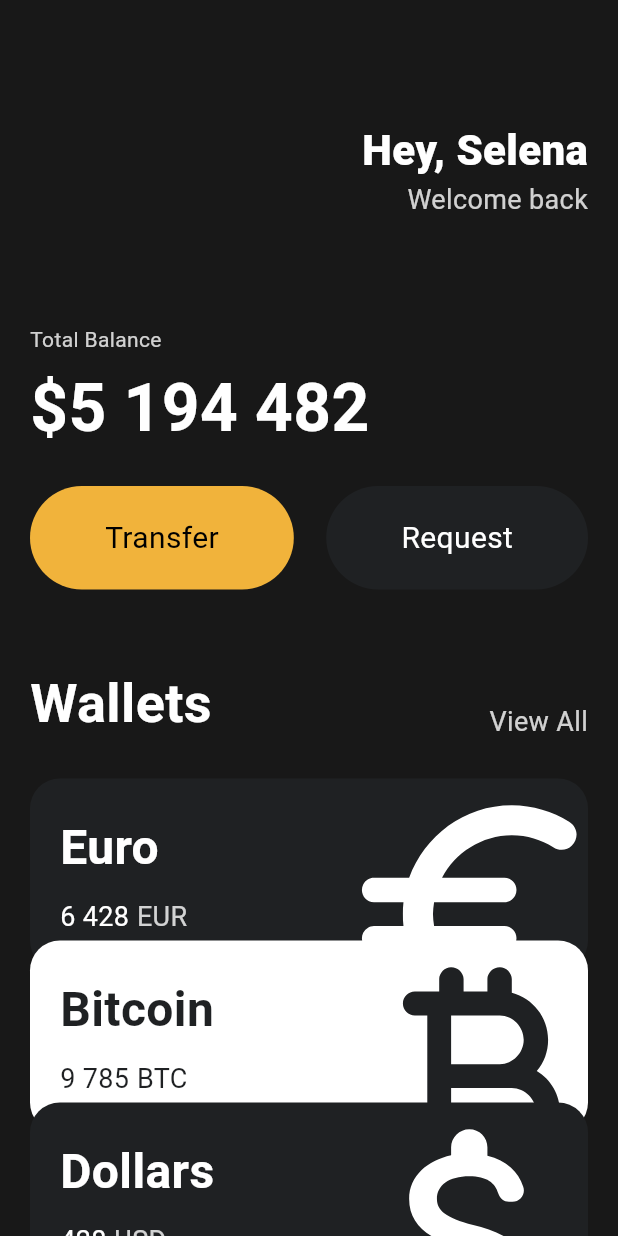
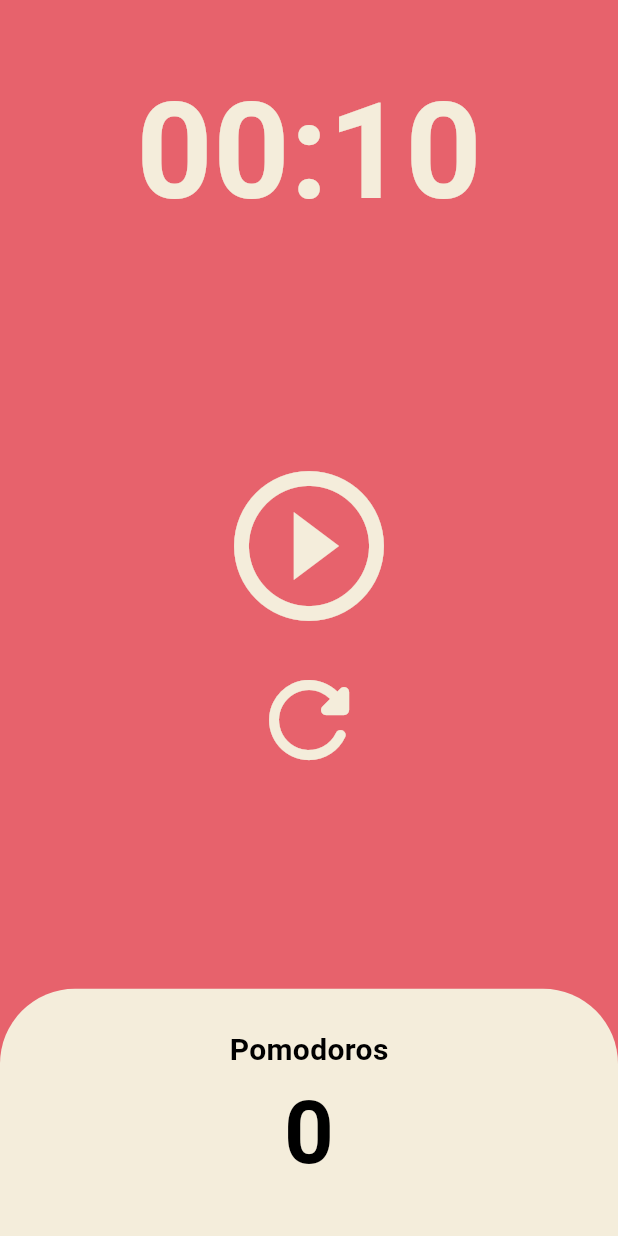
Before and after one commit to unite97sub/flutter-toonflix, a Flutter app: the screen it shows after launch, on a phone screen of 412 x 824 dp. Run offline on Flutter 3.47's test engine with Material 3 defaults, Android fonts, the phone set to English and light mode, and no system bars.

Commit message:
flutter-pomodoro-app

```diff
--- a/lib/main.dart
+++ b/lib/main.dart
@@ -1,7 +1,5 @@
 import 'package:flutter/material.dart';
-import 'package:toonflix/widgets/currency_card.dart';
-
-import 'widgets/button.dart';
+import 'package:toonflix/screens/home_screen.dart';
 
 void main() {
   runApp(const App());
@@ -13,137 +11,18 @@ class App extends StatelessWidget {
   @override
   Widget build(BuildContext context) {
     return MaterialApp(
-      home: Scaffold(
-        backgroundColor: const Color(0xFF181818),
-        body: SingleChildScrollView(
-          child: Padding(
-            padding: const EdgeInsets.symmetric(
-              horizontal: 20,
-            ),
-            child: Column(
-              crossAxisAlignment: CrossAxisAlignment.start,
-              children: [
-                const SizedBox(
-                  height: 80,
-                ),
-                Row(
-                  mainAxisAlignment: MainAxisAlignment.end,
-                  children: [
-                    Column(
-                      crossAxisAlignment: CrossAxisAlignment.end,
-                      children: [
-                        const Text(
-                          'Hey, Selena',
-                          style: TextStyle(
-                              color: Colors.white,
-                              fontSize: 28,
-                              fontWeight: FontWeight.w800),
-                        ),
-                        Text(
-                          'Welcome back',
-                          style: TextStyle(
-                            color: Colors.white.withOpacity(0.8),
-                            fontSize: 18,
-                          ),
-                        ),
-                      ],
-                    ),
-                  ],
-                ),
-                const SizedBox(
-                  height: 70,
-                ),
-                Text(
-                  'Total Balance',
-                  style: TextStyle(
-                    color: Colors.white.withOpacity(0.8),
-                  ),
-                ),
-                const SizedBox(
-                  height: 5,
-                ),
-                const Text(
-                  '\$5 194 482',
-                  style: TextStyle(
-                    fontSize: 44,
-                    fontWeight: FontWeight.w600,
-                    color: Colors.white,
-                  ),
-                ),
-                const SizedBox(
-                  height: 20,
-                ),
-                const Row(
-                  mainAxisAlignment: MainAxisAlignment.spaceBetween,
-                  children: [
-                    Button(
-                      text: 'Transfer',
-                      bgColor: Color(0xFFF1B33B),
-                      textColor: Colors.black,
-                    ),
-                    Button(
-                      text: 'Request',
-                      bgColor: Color(0xFF1F2123),
-                      textColor: Colors.white,
-                    ),
-                  ],
-                ),
-                const SizedBox(
-                  height: 50,
-                ),
-                Row(
-                  crossAxisAlignment: CrossAxisAlignment.end,
-                  mainAxisAlignment: MainAxisAlignment.spaceBetween,
-                  children: [
-                    const Text(
-                      'Wallets',
-                      style: TextStyle(
-                        color: Colors.white,
-                        fontSize: 36,
-                        fontWeight: FontWeight.w600,
-                      ),
-                    ),
-                    Text(
-                      'View All',
-                      style: TextStyle(
-                        color: Colors.white.withOpacity(0.8),
-                        fontSize: 18,
-                      ),
-                    ),
-                  ],
-                ),
-                const SizedBox(
-                  height: 25,
-                ),
-                const CurrencyCard(
-                  name: 'Euro',
-                  code: 'EUR',
-                  amount: '6 428',
-                  icon: Icons.euro_rounded,
-                  isInverted: false,
-                  order: 0,
-                ),
-                const CurrencyCard(
-                  name: 'Bitcoin',
-                  code: 'BTC',
-                  amount: '9 785',
-                  icon: Icons.currency_bitcoin_rounded,
-                  isInverted: true,
-                  order: 1,
-                ),
-                const CurrencyCard(
-                  name: 'Dollars',
-                  code: 'USD',
-                  amount: '428',
-                  icon: Icons.attach_money_rounded,
-                  isInverted: false,
-                  order: 2,
-                ),
-              ],
-            ),
+      theme: ThemeData(
+        colorScheme: ColorScheme.fromSwatch(
+          cardColor: const Color(0xFFE7626C),
+        ),
+        textTheme: const TextTheme(
+          displayLarge: TextStyle(
+            color: Color(0xFF232B55),
           ),
         ),
+        cardColor: const Color(0xFFF4EDDB),
       ),
+      home: const HomeScreen(),
     );
   }
 }
--- /dev/null
+++ b/lib/screens/home_screen.dart
@@ -0,0 +1,146 @@
+import 'dart:async';
+
+import 'package:flutter/material.dart';
+
+class HomeScreen extends StatefulWidget {
+  const HomeScreen({super.key});
+
+  @override
+  State<HomeScreen> createState() => _HomeScreenState();
+}
+
+class _HomeScreenState extends State<HomeScreen> {
+  static const twentyFiveMinutes = 1500;
+  int totalSeconds = 10;
+  bool isRunning = false;
+  int totalPomodoros = 0;
+  late Timer timer;
+
+  void onTick(Timer timer) {
+    if (totalSeconds == 0) {
+      setState(() {
+        totalPomodoros = totalPomodoros + 1;
+        isRunning = false;
+        totalSeconds = twentyFiveMinutes;
+      });
+      timer.cancel();
+    } else {
+      setState(() {
+        totalSeconds = totalSeconds - 1;
+      });
+    }
+  }
+
+  void onStartPressed() {
+    timer = Timer.periodic(const Duration(seconds: 1), onTick);
+    setState(() {
+      isRunning = true;
+    });
+  }
+
+  void onPausePressed() {
+    timer.cancel();
+    setState(() {
+      isRunning = false;
+    });
+  }
+
+  void onResetPressed() {
+    timer.cancel();
+    setState(() {
+      isRunning = false;
+      totalSeconds = twentyFiveMinutes;
+      totalPomodoros = 0;
+    });
+  }
+
+  String format(int seconds) {
+    var duration = Duration(seconds: seconds);
+    return duration.toString().split(".").first.substring(2, 7);
+  }
+
+  @override
+  Widget build(BuildContext context) {
+    return Scaffold(
+      backgroundColor: Theme.of(context).colorScheme.surface,
+      body: Column(
+        children: [
+          Flexible(
+            flex: 1,
+            child: Container(
+              alignment: Alignment.bottomCenter,
+              child: Text(
+                format(totalSeconds),
+                style: TextStyle(
+                  color: Theme.of(context).cardColor,
+                  fontSize: 89,
+                  fontWeight: FontWeight.w600,
+                ),
+              ),
+            ),
+          ),
+          Flexible(
+            flex: 3,
+            child: Column(
+              mainAxisAlignment: MainAxisAlignment.center,
+              children: [
+                IconButton(
+                  onPressed: isRunning ? onPausePressed : onStartPressed,
+                  icon: Icon(isRunning
+                      ? Icons.pause_circle_outline
+                      : Icons.play_circle_outline),
+                  iconSize: 120,
+                  color: Theme.of(context).cardColor,
+                ),
+                IconButton(
+                    onPressed: onResetPressed,
+                    icon: const Icon(Icons.refresh_rounded),
+                    iconSize: 80,
+                    color: Theme.of(context).cardColor)
+              ],
+            ),
+          ),
+          Flexible(
+            flex: 1,
+            child: Row(children: [
+              Expanded(
+                child: Container(
+                  decoration: BoxDecoration(
+                      color: Theme.of(context).cardColor,
+                      borderRadius: const BorderRadius.only(
+                          topLeft: Radius.circular(50),
+                          topRight: Radius.circular(50))),
+                  child: Column(
+                    mainAxisAlignment: MainAxisAlignment.center,
+                    children: [
+                      Text(
+                        'Pomodoros',
+                        style: TextStyle(
+                            fontSize: 20,
+                            fontWeight: FontWeight.w600,
+                            color: Theme.of(context)
+                                .textTheme
+                                .headlineLarge
+                                ?.color),
+                      ),
+                      Text(
+                        '$totalPomodoros',
+                        style: TextStyle(
+                            fontSize: 58,
+                            fontWeight: FontWeight.w600,
+                            color: Theme.of(context)
+                                .textTheme
+                                .headlineLarge
+                                ?.color),
+                      ),
+                    ],
+                  ),
+                ),
+              ),
+            ]),
+          ),
+        ],
+      ),
+    );
+  }
+}
```
